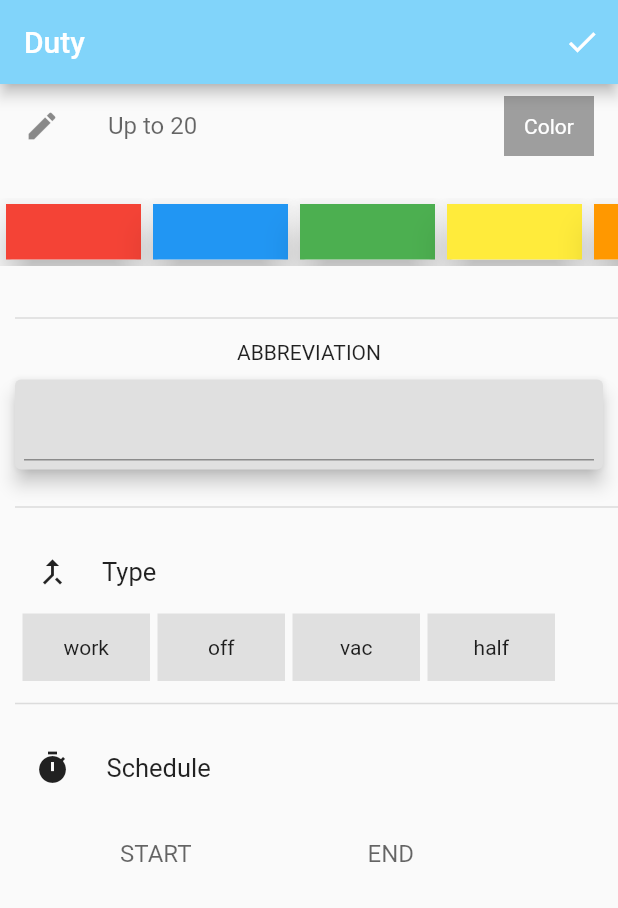
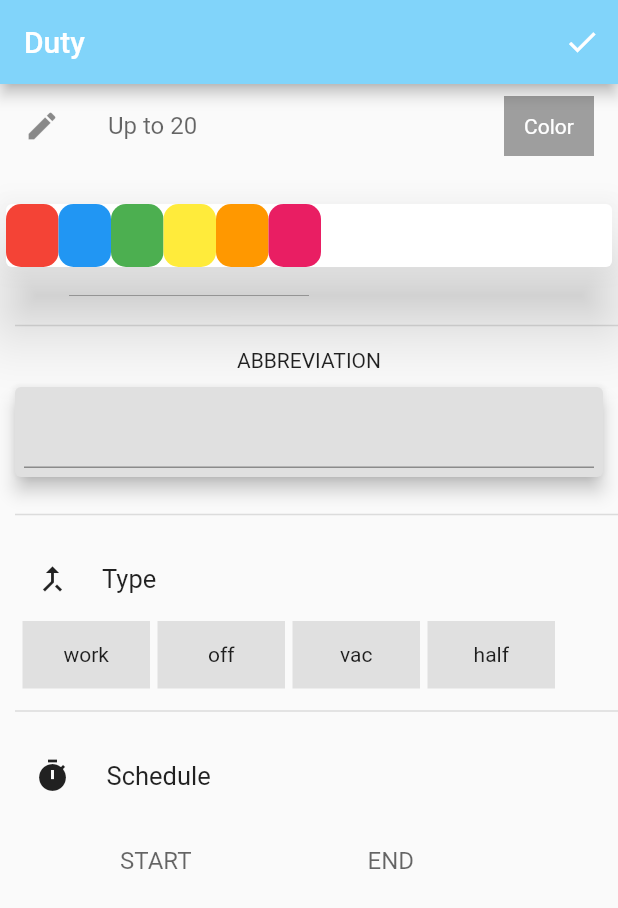
Before and after one commit to Sharan-ayush08/duty_page, a Flutter app: the screen it shows after launch, on a phone screen of 412 x 824 dp. Shown: the top 908 px of the screen. Run offline on Flutter 3.47's test engine with Material 2 defaults, Android fonts, the phone set to English and light mode, and no system bars.

Commit message:
in Progress

```diff
--- a/lib/colors.dart
+++ b/lib/colors.dart
@@ -6,26 +6,29 @@ class SubscriptionFilter extends StatelessWidget {
     Colors.blue,
     Colors.green,
     Colors.yellow,
-    Colors.orange
+    Colors.orange,
+    Colors.pink,
   ];
 
   @override
   Widget build(BuildContext context) {
     return Container(
       margin: EdgeInsets.symmetric(vertical: 20.0),
-      height: 45.0,
+      height: 50.0,
+      child: Card(
+        elevation: 20,
         child: ListView.builder(
             scrollDirection: Axis.horizontal,
             itemCount: colors.length,
             itemBuilder: (BuildContext context, int index) {
-            return Card(
-              elevation: 10,
-              child: Container(
-                width: 90.0,
+              return Container(
+                  decoration: BoxDecoration(
+                    borderRadius: BorderRadius.circular(10.0),
                     color: colors[index],
                   ),
-            );
+                  width: 35.0);
             }),
+      ),
     );
   }
 }
```
Also changed, not shown: lib/main.dart (+0 -47 lines). Lines whose indentation alone changed are shown as unchanged.
